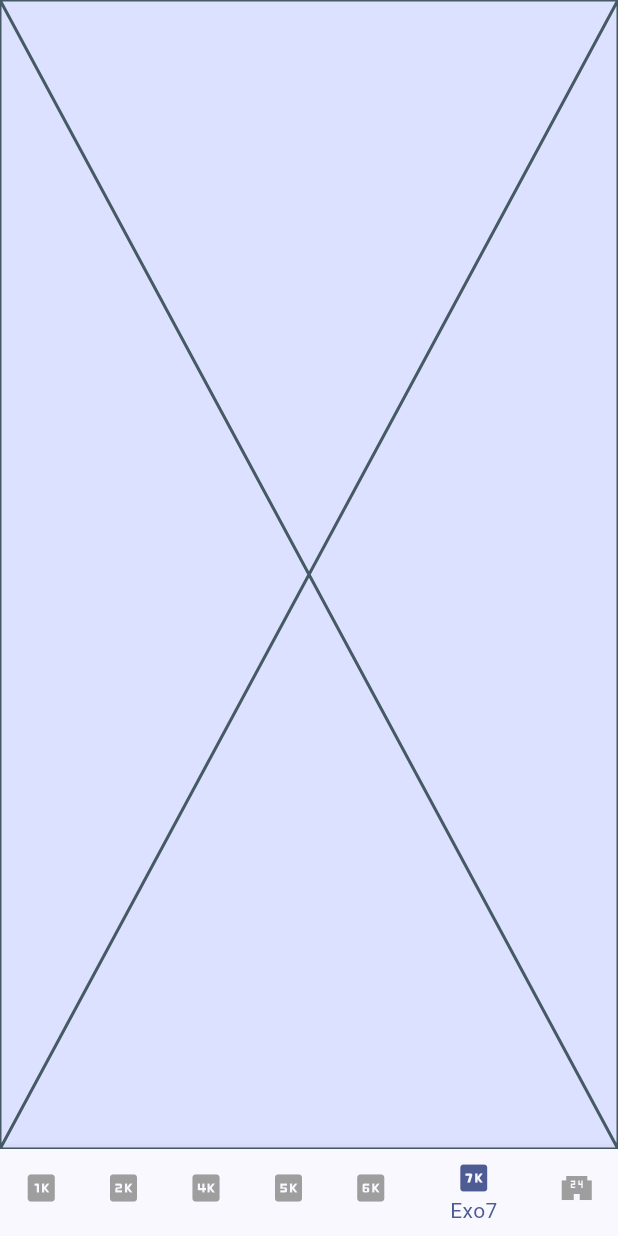
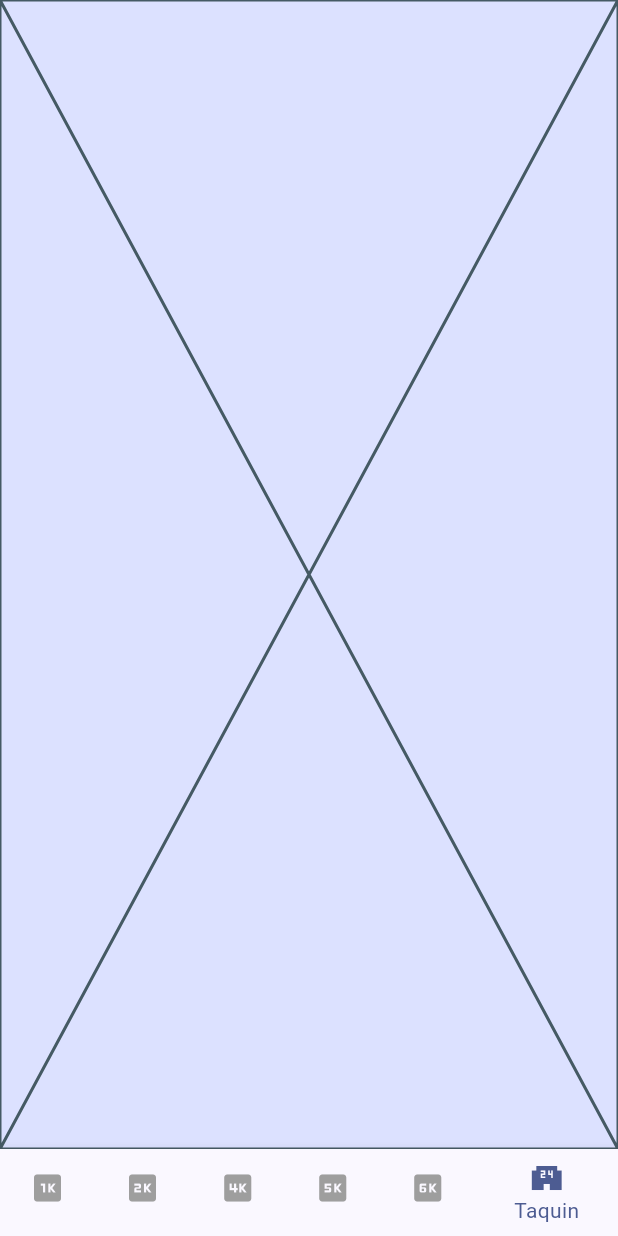
Before and after one commit to Marty059/AMSE, a Flutter app: the screen it shows after launch, item 6 of the bottom bar chosen, on a phone screen of 412 x 824 dp. Run offline on Flutter 3.47's test engine with Material 3 defaults, Android fonts, the phone set to English and light mode, and no system bars; network calls fail.

Commit message:
changement bar naviguation basse

```diff
--- a/tp2/lib/main.dart
+++ b/tp2/lib/main.dart
@@ -69,9 +69,6 @@ class _MyHomePageState extends State<MyHomePage> {
       case 5:
         page = Placeholder();
         break;
-      case 6:
-        page = Placeholder();
-        break;
       default:
         throw UnimplementedError('no widget for $selectedIndex');
     }
@@ -107,10 +104,6 @@ class _MyHomePageState extends State<MyHomePage> {
                   label: 'Exo6',
                 ),
                 BottomNavigationBarItem(
-                  icon: Icon(Icons.seven_k),
-                  label: 'Exo7',
-                ),
-                BottomNavigationBarItem(
                   icon: Icon(Icons.local_convenience_store_sharp),
                   label: 'Taquin',
                 ),
```
